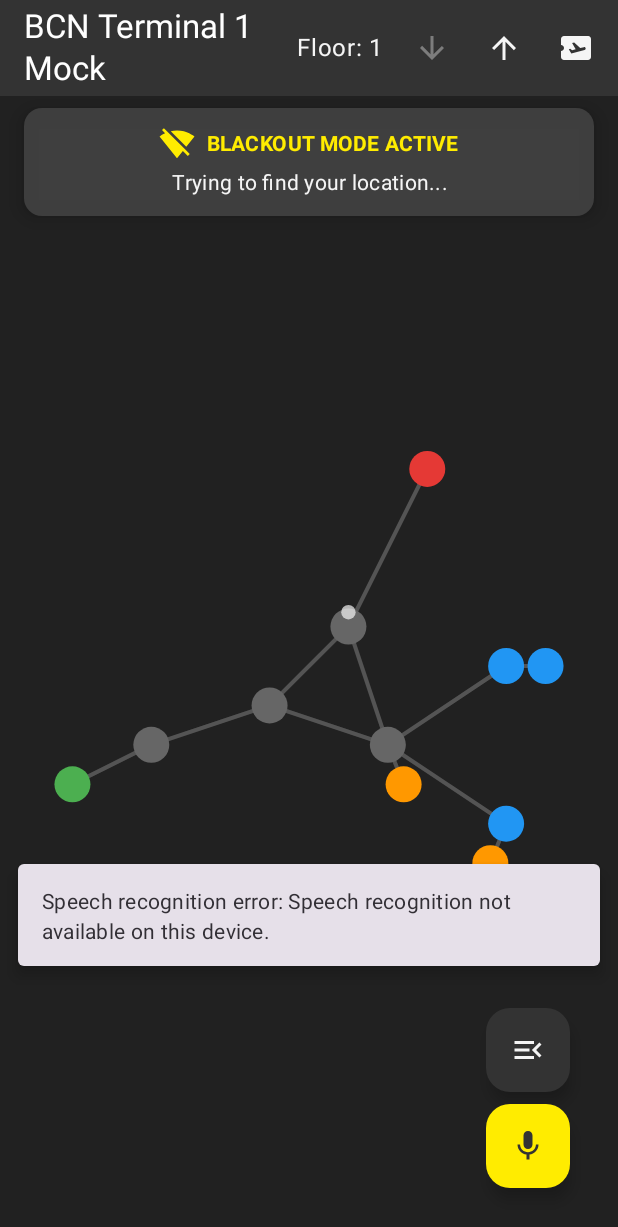
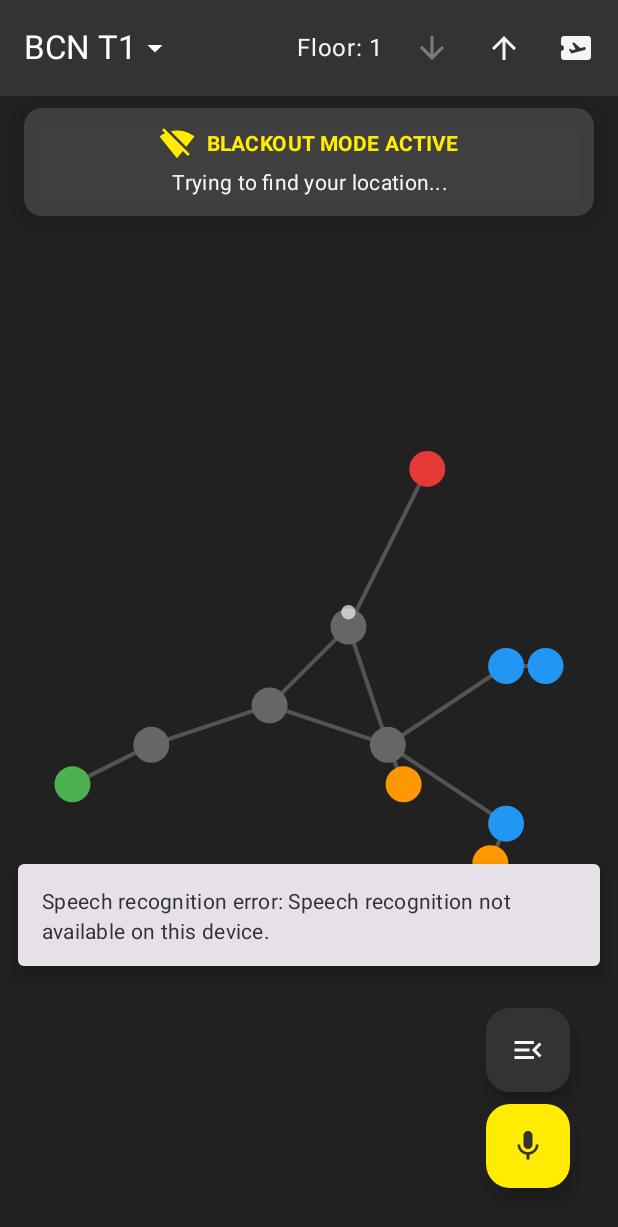
Before and after one commit to NonStac/vueling-airport-guide, an Android app built with Jetpack Compose: the composable MapScreen called with empty values, on a phone screen of 412 x 824 dp. Shown: the top 1227 px of the screen. Run offline under Robolectric (Android 15) with nearby library versions, the phone set to English and light mode, and no system bars.

Commit message:
feat: added another map with map change. Related to: #26 (#28)

```diff
--- a/app/src/main/java/com/nonstac/airportguide/data/local/AirportMapDataSource.kt
+++ b/app/src/main/java/com/nonstac/airportguide/data/local/AirportMapDataSource.kt
@@ -1,23 +1,40 @@
 package com.nonstac.airportguide.data.local
 
 import android.content.Context
-import com.nonstac.airportguide.R
+import android.util.Log // Add Log
+import com.nonstac.airportguide.R // Import R class
 import com.nonstac.airportguide.data.model.AirportMap
 import kotlinx.coroutines.Dispatchers
 import kotlinx.coroutines.withContext
 import kotlinx.serialization.json.Json
+import java.io.FileNotFoundException // Import specific exception
 
 class AirportMapDataSource(private val context: Context) {
 
     private val json = Json { ignoreUnknownKeys = true }
+    private val TAG = "AirportMapDataSource"
 
-    suspend fun loadMap(): Result<AirportMap> = withContext(Dispatchers.IO) {
+    suspend fun loadMap(mapId: String): Result<AirportMap> = withContext(Dispatchers.IO) {
         try {
-            val inputStream = context.resources.openRawResource(R.raw.airport_map)
+            // Determine which raw resource file to load based on mapId
+            val resourceId = when (mapId.uppercase()) {
+                "BCN_T1" -> R.raw.bcn_t1_map // Use the renamed file
+                "JFK_T4" -> R.raw.jfk_t4_map // Use the new file
+                else -> {
+                    Log.e(TAG, "Unknown mapId requested: $mapId")
+                    // Return failure if mapId is not recognized
+                    return@withContext Result.failure(FileNotFoundException("Map data not found for ID: $mapId"))
+                }
+            }
+            Log.d(TAG, "Loading map resource for ID: $mapId (ResourceId: $resourceId)")
+
+            val inputStream = context.resources.openRawResource(resourceId)
             val jsonString = inputStream.bufferedReader().use { it.readText() }
             val map = json.decodeFromString<AirportMap>(jsonString)
+            Log.d(TAG, "Successfully parsed map: ${map.airportName}")
             Result.success(map)
         } catch (e: Exception) {
+            Log.e(TAG, "Error loading/parsing map for ID: $mapId", e)
             Result.failure(e)
         }
     }
--- a/app/src/main/java/com/nonstac/airportguide/data/repository/repository.kt
+++ b/app/src/main/java/com/nonstac/airportguide/data/repository/repository.kt
@@ -75,14 +75,16 @@ class MockTicketRepository : TicketRepository {
     }
 }
 
+// --- MapRepository Interface (Updated) ---
 interface MapRepository {
-    suspend fun getAirportMap(airportCode: String): Result<AirportMap>
+    // Change parameter from airportCode to mapId
+    suspend fun getAirportMap(mapId: String): Result<AirportMap>
 }
 
-// Implementation uses local data source
+// --- MapRepository Implementation (Updated) ---
 class MapRepositoryImpl(private val dataSource: AirportMapDataSource) : MapRepository {
-    override suspend fun getAirportMap(airportCode: String): Result<AirportMap> {
-        // For now, always return the hardcoded map, ignoring airportCode
-        return dataSource.loadMap()
+    override suspend fun getAirportMap(mapId: String): Result<AirportMap> {
+        // Pass the mapId to the data source
+        return dataSource.loadMap(mapId)
     }
 }
--- a/app/src/main/java/com/nonstac/airportguide/ui/screens/map/MapScreen.kt
+++ b/app/src/main/java/com/nonstac/airportguide/ui/screens/map/MapScreen.kt
@@ -29,6 +29,7 @@ import androidx.compose.material.icons.automirrored.filled.MenuOpen
 import com.nonstac.airportguide.ui.theme.AirportGuideTheme
 import com.nonstac.airportguide.ui.theme.OnPrimaryLight
 import com.nonstac.airportguide.ui.theme.VuelingDarkGray
+import androidx.compose.foundation.clickable
 
 @OptIn(ExperimentalMaterial3Api::class)
 @Composable
@@ -45,6 +46,9 @@ fun MapScreen(
     val uiState by mapViewModel.uiState.collectAsStateWithLifecycle()
     val context = LocalContext.current // Context needed? Maybe not if PermissionsHandler is removed
     val systemInDarkTheme = isSystemInDarkTheme()
+    val TAG = "MapScreen"
+
+    var mapSelectionExpanded by remember { mutableStateOf(false) }
 
     var showDropdownPopup by remember { mutableStateOf(false) }
 
@@ -92,7 +96,61 @@ fun MapScreen(
         Scaffold(
             topBar = {
                 TopAppBar(
-                    title = { Text(uiState.airportMap?.airportName ?: "Airport Map") },
+                    title = {
+                        Box {
+                            Row(
+                                modifier = Modifier.clickable(
+                                    onClick = {
+                                        Log.d(TAG, "Map title clicked, toggling dropdown.")
+                                        mapSelectionExpanded = true // Open the dropdown
+                                    },
+                                    enabled = !uiState.isLoadingMap // Disable click while map is loading
+                                ),
+                                verticalAlignment = Alignment.CenterVertically
+                            ) {
+                                // Display the current map name from the state
+                                Text(uiState.currentMapDisplayName)
+                                // Add dropdown indicator icon
+                                Icon(
+                                    Icons.Default.ArrowDropDown,
+                                    contentDescription = "Select Map",
+                                    // Optionally tint based on theme/state
+                                    // tint = MaterialTheme.colorScheme.onPrimaryContainer
+                                )
+                            }
+
+                            // --- Dropdown Menu definition ---
+                            DropdownMenu(
+                                expanded = mapSelectionExpanded,
+                                onDismissRequest = { mapSelectionExpanded = false } // Close when clicked outside
+                                // modifier = Modifier.align(Alignment.TopStart) // Adjust alignment if needed
+                            ) {
+                                Text( // Add a header to the dropdown
+                                    text = "Select Airport Map",
+                                    modifier = Modifier.padding(horizontal = 16.dp, vertical = 8.dp),
+                                    style = MaterialTheme.typography.titleSmall,
+                                    fontWeight = FontWeight.Bold
+                                )
+                                HorizontalDivider() // Use M3 Divider
+
+                                // Iterate through available maps from the state
+                                uiState.availableMaps.forEach { (mapId, displayName) ->
+                                    DropdownMenuItem(
+                                        text = { Text(displayName) },
+                                        onClick = {
+                                            Log.d(TAG,"Map selected from dropdown: $displayName ($mapId)")
+                                            mapViewModel.selectMap(mapId) // Call VM to change map
+                                            mapSelectionExpanded = false // Close dropdown after selection
+                                        },
+                                        // Highlight the currently selected map
+                                        leadingIcon = if (mapId == uiState.selectedMapId) {
+                                            { Icon(Icons.Filled.Check, contentDescription = "Selected") }
+                                        } else null
+                                    )
+                                }
+                            }
+                        }
+                    },
                     colors = TopAppBarDefaults.topAppBarColors(
                         containerColor = VuelingDarkGray,
                         titleContentColor = OnPrimaryLight
@@ -196,6 +254,7 @@ fun MapScreen(
             },
             snackbarHost = { SnackbarHost(hostState = mapViewModel.snackbarHostState) }
         ) { paddingValues ->
+            var mapSelectionExpanded by remember { mutableStateOf(false) }
             Box(
                 modifier = Modifier
                     .fillMaxSize()
--- a/app/src/main/java/com/nonstac/airportguide/ui/screens/map/MapViewModel.kt
+++ b/app/src/main/java/com/nonstac/airportguide/ui/screens/map/MapViewModel.kt
@@ -16,6 +16,7 @@ import com.nonstac.airportguide.data.repository.MockTicketRepository
 import com.nonstac.airportguide.data.repository.TicketRepository
 import com.nonstac.airportguide.service.*
 import com.nonstac.airportguide.util.*
+import com.nonstac.airportguide.util.Constants
 import kotlinx.coroutines.Job
 import kotlinx.coroutines.flow.*
 import kotlinx.coroutines.launch
@@ -42,6 +43,13 @@ data class MapUiState(
         Manifest.permission.RECORD_AUDIO to false
     ),
     val selectedNodeInfo: Node? = null,
+
+    val selectedMapId: String = Constants.DEFAULT_MAP_ID,
+    val availableMaps: List<Pair<String, String>> = listOf(
+        Constants.MAP_ID_BCN_T1 to "BCN T1",
+        Constants.MAP_ID_JFK_T4 to "JFK T4"
+    ),
+    val currentMapDisplayName: String = "Loading Map...",
 
     val selectableNodes: List<Node> = emptyList(),
     val selectedSourceNodeId: String? = null,
@@ -72,7 +80,8 @@ class MapViewModel(
 
     init {
         Log.d(TAG, "Initializing for user: $username")
-        loadInitialData()
+        loadMapData(uiState.value.selectedMapId)
+        loadTicketData()
         observeServices()
     }
 
@@ -80,7 +89,7 @@ class MapViewModel(
         viewModelScope.launch {
             _uiState.update { it.copy(isLoadingMap = true) }
             // Load Map
-            mapRepository.getAirportMap(Constants.DEFAULT_AIRPORT_CODE)
+            mapRepository.getAirportMap(Constants.DEFAULT_MAP_ID)
                 .onSuccess { map ->
                     Log.d(TAG, "Map loaded: ${map.airportName}")
                     mapNodesById =
@@ -110,6 +119,65 @@ class MapViewModel(
                 }.onFailure { error ->
                     Log.w(TAG, "Could not fetch user tickets/gate: ${error.message}")
                 }
+        }
+    }
+
+    private fun loadMapData(mapId: String) {
+        viewModelScope.launch {
+            Log.d(TAG, "Requesting map data for ID: $mapId")
+            val displayName = uiState.value.availableMaps.firstOrNull { it.first == mapId }?.second ?: "Unknown Map"
+
+            // Set loading state and clear old map-specific data
+            _uiState.update { currentState ->
+                currentState.copy(
+                    isLoadingMap = true,
+                    currentMapDisplayName = displayName,
+                    airportMap = null, // Clear map data
+                    // mapNodesById will be repopulated below
+                    selectableNodes = emptyList(), // Clear nodes for dropdowns
+                    currentLocationNodeId = null, // Reset location on map change
+                    destinationNodeId = null, // Reset destination
+                    currentPath = null, // Reset path
+                    selectedNodeInfo = null, // Close node info dialog
+                    currentFloor = 1, // Reset floor
+                    selectedSourceNodeId = null, // Reset dropdown selections
+                    selectedDestinationNodeId = null
+                )
+            }
+
+            mapRepository.getAirportMap(mapId)
+                .onSuccess { map ->
+                    Log.d(TAG, "Map loaded successfully: ${map.airportName}")
+                    mapNodesById = map.nodes.associateBy { node -> node.id } // Repopulate node lookup map
+                    _uiState.update { currentState ->
+                        currentState.copy(
+                            airportMap = map,
+                            isLoadingMap = false,
+                            currentMapDisplayName = map.airportName, // Use name from loaded map
+                            selectableNodes = map.nodes.sortedBy { node -> node.name } // Update selectable nodes
+                        )
+                    }
+                    // Now attempt location for the new map
+                    requestInitialLocation() // Or just let location updates handle it if running
+                }.onFailure { error ->
+                    Log.e(TAG, "Failed to load map ID: $mapId", error)
+                    _uiState.update { currentState ->
+                        currentState.copy(
+                            isLoadingMap = false,
+                            currentMapDisplayName = "Error Loading Map"
+                        )
+                    }
+                    showError("Failed to load map: ${error.message}")
+                }
+        }
+    }
+
+    // Add separate function for ticket loading if not already done
+    private fun loadTicketData() {
+        viewModelScope.launch {
+            ticketRepository.getBoughtTickets(username)
+                .onSuccess { tickets -> /* ... update userFlightGate ... */ }
+                .onFailure { error -> /* ... log error ... */ }
         }
     }
 
@@ -830,6 +898,18 @@ class MapViewModel(
         isPathActive = !uiState.value.currentPath.isNullOrEmpty()
     )
 
+    fun selectMap(newMapId: String) {
+        if (newMapId != uiState.value.selectedMapId) {
+            Log.i(TAG, "Map selection changed to: $newMapId")
+            _uiState.update { currentState ->
+                currentState.copy(selectedMapId = newMapId)
+            }
+            loadMapData(newMapId)
+        } else {
+            Log.d(TAG, "Map $newMapId already selected.")
+        }
+    }
+
     fun changeFloor(newFloor: Int) {
         val currentMap = uiState.value.airportMap ?: return
         val maxFloor = currentMap.nodes.maxOfOrNull { it.floor } ?: 1
@@ -922,9 +1002,3 @@ class MapViewModel(
             }
     }
 }
-
-// Define constants if not already defined elsewhere
-object Constants {
-    const val DEFAULT_AIRPORT_CODE = "BCN_T1" // Example
-    const val MOCK_MAP_SCALE_FACTOR = 0.75 // Example: Steps per map unit (adjust based on your map)
-}
--- a/app/src/main/res/raw/airport_map.json
+++ b/app/src/main/res/raw/bcn_t1_map.json
@@ -1,5 +1,5 @@
 {
-  "airportName": "BCN Terminal 1 Mock",
+  "airportName": "BCN T1",
   "nodes": [
     {"id": "ENTRANCE", "name": "Main Entrance", "type": "ENTRANCE", "x": 50, "y": 500, "floor": 1},
     {"id": "CHECKIN_A", "name": "Check-in Area A", "type": "WAYPOINT", "x": 150, "y": 450, "floor": 1},
```
Also changed, not shown: app/src/main/java/com/nonstac/airportguide/util/Constants.kt (+9 -1 lines), app/src/main/res/raw/jfk_t4_map.json (added, +53 -0 lines).
